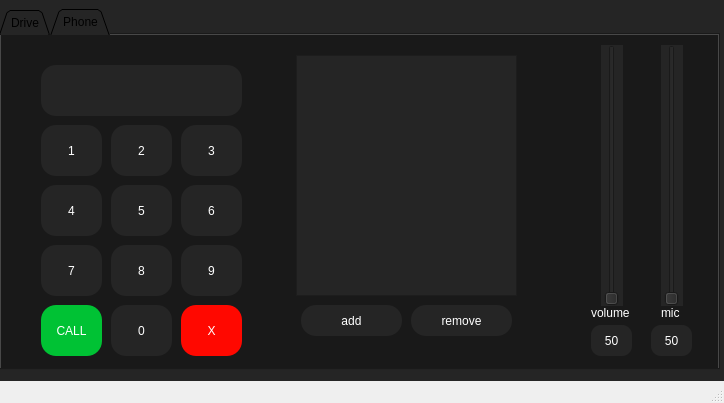
First picture: the form in Code/LoginWindow/LoginWindow/mainwindow.ui, repository ajmcint2/Team15CSE360, before the edit.
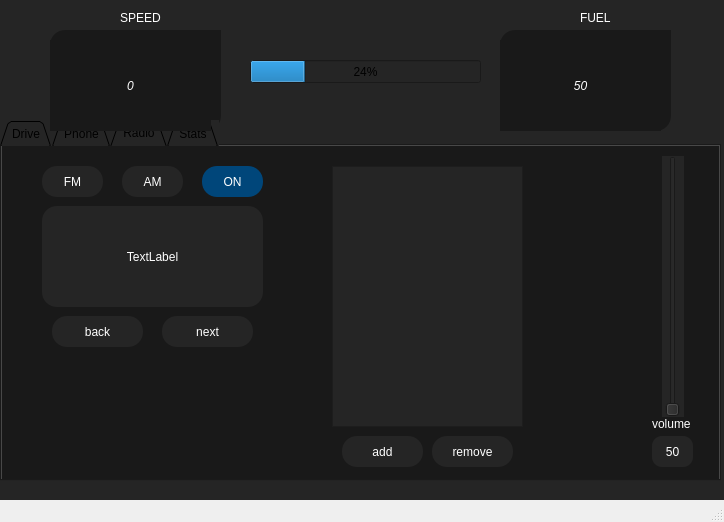
Second picture: the form after the edit.

Diff of the .ui file:
```diff
--- a/Code/LoginWindow/LoginWindow/mainwindow.ui
+++ b/Code/LoginWindow/LoginWindow/mainwindow.ui
@@ -7,7 +7,7 @@
     <x>0</x>
     <y>0</y>
     <width>724</width>
-    <height>403</height>
+    <height>522</height>
    </rect>
   </property>
   <property name="windowTitle">
@@ -20,8 +20,8 @@
    <widget class="QTabWidget" name="Controller">
     <property name="geometry">
      <rect>
-      <x>-1</x>
-      <y>9</y>
+      <x>0</x>
+      <y>120</y>
       <width>721</width>
       <height>361</height>
      </rect>
@@ -41,7 +41,7 @@
      <enum>QTabWidget::Triangular</enum>
     </property>
     <property name="currentIndex">
-     <number>1</number>
+     <number>2</number>
     </property>
     <property name="elideMode">
      <enum>Qt::ElideRight</enum>
@@ -56,114 +56,6 @@
      <attribute name="title">
       <string>Drive</string>
      </attribute>
-     <widget class="QTextBrowser" name="Speedometer">
-      <property name="geometry">
-       <rect>
-        <x>30</x>
-        <y>40</y>
-        <width>191</width>
-        <height>111</height>
-       </rect>
-      </property>
-      <property name="styleSheet">
-       <string notr="true">border-radius: 15px;
-</string>
-      </property>
-     </widget>
-     <widget class="QTextBrowser" name="FuelGauge">
-      <property name="geometry">
-       <rect>
-        <x>30</x>
-        <y>180</y>
-        <width>191</width>
-        <height>111</height>
-       </rect>
-      </property>
-      <property name="styleSheet">
-       <string notr="true">border-radius: 15px;
-</string>
-      </property>
-     </widget>
-     <widget class="QLabel" name="speed_label">
-      <property name="geometry">
-       <rect>
-        <x>30</x>
-        <y>150</y>
-        <width>59</width>
-        <height>16</height>
-       </rect>
-      </property>
-      <property name="styleSheet">
-       <string notr="true">background-color: transparent;
-color: rgb(255, 255, 255);
-font: &quot;Avenir&quot;;
-</string>
-      </property>
-      <property name="text">
-       <string>SPEED</string>
-      </property>
-     </widget>
-     <widget class="QLabel" name="fuel_label">
-      <property name="geometry">
-       <rect>
-        <x>30</x>
-        <y>290</y>
-        <width>59</width>
-        <height>16</height>
-       </rect>
-      </property>
-      <property name="styleSheet">
-       <string notr="true">background-color: transparent;
-color: rgb(255, 255, 255);
-font: &quot;Avenir&quot;;
-</string>
-      </property>
-      <property name="text">
-       <string>FUEL</string>
-      </property>
-     </widget>
-     <widget class="QLabel" name="setspeed_label">
-      <property name="geometry">
-       <rect>
-        <x>30</x>
-        <y>60</y>
-        <width>181</width>
-        <height>91</height>
-       </rect>
-      </property>
-      <property name="styleSheet">
-       <string notr="true">color: white;
-font: 25 110pt &quot;Avenir&quot;;;
-font-style: italic;</string>
-      </property>
-      <property name="text">
-       <string>0</string>
-      </property>
-      <property name="alignment">
-       <set>Qt::AlignCenter</set>
-      </property>
-     </widget>
-     <widget class="QLabel" name="setfuel_label">
-      <property name="geometry">
-       <rect>
-        <x>30</x>
-        <y>200</y>
-        <width>181</width>
-        <height>91</height>
-       </rect>
-      </property>
-      <property name="styleSheet">
-       <string notr="true">color: white;
-font: 25 110pt &quot;Avenir&quot;;;
-font-style: italic;</string>
-      </property>
-      <property name="text">
-       <string>50</string>
-      </property>
-      <property name="alignment">
-       <set>Qt::AlignCenter</set>
-      </property>
-     </widget>
      <widget class="QPushButton" name="pushButton">
       <property name="geometry">
        <rect>
@@ -276,26 +168,54 @@
        <string>R</string>
       </property>
      </widget>
-     <widget class="QLabel" name="empty">
+     <widget class="QPushButton" name="work_button">
       <property name="geometry">
        <rect>
-        <x>160</x>
+        <x>40</x>
         <y>40</y>
-        <width>61</width>
-        <height>16</height>
+        <width>231</width>
+        <height>51</height>
        </rect>
       </property>
       <property name="text">
        <string/>
       </property>
      </widget>
-     <widget class="QLabel" name="empty_2">
+     <widget class="QPushButton" name="school_button">
       <property name="geometry">
        <rect>
-        <x>160</x>
+        <x>40</x>
+        <y>110</y>
+        <width>231</width>
+        <height>51</height>
+       </rect>
+      </property>
+      <property name="styleSheet">
+       <string notr="true">#school_button{
+background-color: rgb(37, 37, 37);
+color: white;
+font: 25 36pt &quot;Avenir&quot;;
+border-radius: 15px;
+}
+
+#school_button:pressed{
+background-color: rgb(27, 27, 27);
+color: white;
+font: 25 36pt &quot;Avenir&quot;;
+border-radius: 15px;
+}</string>
+      </property>
+      <property name="text">
+       <string>School</string>
+      </property>
+     </widget>
+     <widget class="QPushButton" name="store_button">
+      <property name="geometry">
+       <rect>
+        <x>40</x>
         <y>180</y>
-        <width>61</width>
-        <height>16</height>
+        <width>231</width>
+        <height>51</height>
        </rect>
       </property>
       <property name="text">
@@ -945,7 +865,522 @@
       </property>
      </widget>
     </widget>
+    <widget class="QWidget" name="tab_3">
+     <property name="styleSheet">
+      <string notr="true">#tab_3{
+background-color: rgb(25, 25, 25);
+}</string>
+     </property>
+     <attribute name="title">
+      <string>Radio</string>
+     </attribute>
+     <widget class="QListWidget" name="radio_fmlist">
+      <property name="geometry">
+       <rect>
+        <x>330</x>
+        <y>20</y>
+        <width>191</width>
+        <height>261</height>
+       </rect>
+      </property>
+     </widget>
+     <widget class="QSlider" name="radio_slider">
+      <property name="geometry">
+       <rect>
+        <x>660</x>
+        <y>10</y>
+        <width>22</width>
+        <height>261</height>
+       </rect>
+      </property>
+      <property name="orientation">
+       <enum>Qt::Vertical</enum>
+      </property>
+     </widget>
+     <widget class="QPushButton" name="fm_button">
+      <property name="geometry">
+       <rect>
+        <x>40</x>
+        <y>20</y>
+        <width>61</width>
+        <height>31</height>
+       </rect>
+      </property>
+      <property name="styleSheet">
+       <string notr="true">#fm_button{
+background-color: rgb(37, 37, 37);
+color: white;
+font: 25 17pt &quot;Avenir&quot;;
+border-radius: 15px;
+}
+
+#fm_button:pressed{
+background-color: rgb(27, 27, 27);
+color: white;
+font: 25 17pt &quot;Avenir&quot;;
+border-radius: 15px;
+}</string>
+      </property>
+      <property name="text">
+       <string>FM</string>
+      </property>
+     </widget>
+     <widget class="QPushButton" name="am_button">
+      <property name="geometry">
+       <rect>
+        <x>120</x>
+        <y>20</y>
+        <width>61</width>
+        <height>31</height>
+       </rect>
+      </property>
+      <property name="styleSheet">
+       <string notr="true">#am_button{
+background-color: rgb(37, 37, 37);
+color: white;
+font: 25 17pt &quot;Avenir&quot;;
+border-radius: 15px;
+}
+
+#am_button:pressed{
+background-color: rgb(27, 27, 27);
+color: white;
+font: 25 17pt &quot;Avenir&quot;;
+border-radius: 15px;
+}</string>
+      </property>
+      <property name="text">
+       <string>AM</string>
+      </property>
+     </widget>
+     <widget class="QPushButton" name="add_2">
+      <property name="geometry">
+       <rect>
+        <x>340</x>
+        <y>290</y>
+        <width>81</width>
+        <height>31</height>
+       </rect>
+      </property>
+      <property name="styleSheet">
+       <string notr="true">#add_2{
+background-color: rgb(37, 37, 37);
+color: white;
+font: 25 18pt &quot;Avenir&quot;;
+border-radius: 15px;
+}
+
+#add_2:pressed{
+background-color: rgb(27, 27, 27);
+color: white;
+font: 25 18pt &quot;Avenir&quot;;
+border-radius: 15px;
+}</string>
+      </property>
+      <property name="text">
+       <string>add</string>
+      </property>
+     </widget>
+     <widget class="QPushButton" name="remove_2">
+      <property name="geometry">
+       <rect>
+        <x>430</x>
+        <y>290</y>
+        <width>81</width>
+        <height>31</height>
+       </rect>
+      </property>
+      <property name="styleSheet">
+       <string notr="true">#remove_2{
+background-color: rgb(37, 37, 37);
+color: white;
+font: 25 18pt &quot;Avenir&quot;;
+border-radius: 15px;
+}
+
+#remove_2:pressed{
+background-color: rgb(27, 27, 27);
+color: white;
+font: 25 18pt &quot;Avenir&quot;;
+border-radius: 15px;
+}</string>
+      </property>
+      <property name="text">
+       <string>remove</string>
+      </property>
+     </widget>
+     <widget class="QListWidget" name="radio_amlist">
+      <property name="geometry">
+       <rect>
+        <x>330</x>
+        <y>20</y>
+        <width>191</width>
+        <height>261</height>
+       </rect>
+      </property>
+     </widget>
+     <widget class="QLabel" name="radio_db">
+      <property name="geometry">
+       <rect>
+        <x>650</x>
+        <y>290</y>
+        <width>41</width>
+        <height>31</height>
+       </rect>
+      </property>
+      <property name="styleSheet">
+       <string notr="true">color: white;
+background-color: transparent;
+font: 25 20pt &quot;Avenir&quot;;</string>
+      </property>
+      <property name="text">
+       <string>50</string>
+      </property>
+      <property name="alignment">
+       <set>Qt::AlignCenter</set>
+      </property>
+     </widget>
+     <widget class="QTextBrowser" name="micBlock_3">
+      <property name="geometry">
+       <rect>
+        <x>650</x>
+        <y>290</y>
+        <width>41</width>
+        <height>31</height>
+       </rect>
+      </property>
+      <property name="styleSheet">
+       <string notr="true">border-radius: 10px;
+</string>
+      </property>
+     </widget>
+     <widget class="QLabel" name="radio_volumelabel">
+      <property name="geometry">
+       <rect>
+        <x>650</x>
+        <y>270</y>
+        <width>41</width>
+        <height>16</height>
+       </rect>
+      </property>
+      <property name="styleSheet">
+       <string notr="true">color: white;
+background-color: transparent;
+font: 25 12pt &quot;Avenir&quot;;</string>
+      </property>
+      <property name="text">
+       <string>volume</string>
+      </property>
+     </widget>
+     <widget class="QLabel" name="radio_label">
+      <property name="geometry">
+       <rect>
+        <x>40</x>
+        <y>60</y>
+        <width>221</width>
+        <height>101</height>
+       </rect>
+      </property>
+      <property name="styleSheet">
+       <string notr="true">#radio_label{
+background-color: rgb(37, 37, 37);
+color: white;
+font: 25 36pt &quot;Avenir&quot;;
+border-radius: 15px;
+}
+</string>
+      </property>
+      <property name="text">
+       <string>TextLabel</string>
+      </property>
+      <property name="alignment">
+       <set>Qt::AlignCenter</set>
+      </property>
+     </widget>
+     <widget class="QPushButton" name="back_button">
+      <property name="geometry">
+       <rect>
+        <x>50</x>
+        <y>170</y>
+        <width>91</width>
+        <height>31</height>
+       </rect>
+      </property>
+      <property name="styleSheet">
+       <string notr="true">#back_button{
+background-color: rgb(37, 37, 37);
+color: white;
+font: 25 18pt &quot;Avenir&quot;;
+border-radius: 15px;
+}
+
+#back_button:pressed{
+background-color: rgb(27, 27, 27);
+color: white;
+font: 25 18pt &quot;Avenir&quot;;
+border-radius: 15px;
+}</string>
+      </property>
+      <property name="text">
+       <string>back</string>
+      </property>
+     </widget>
+     <widget class="QPushButton" name="next_button">
+      <property name="geometry">
+       <rect>
+        <x>160</x>
+        <y>170</y>
+        <width>91</width>
+        <height>31</height>
+       </rect>
+      </property>
+      <property name="styleSheet">
+       <string notr="true">#next_button{
+background-color: rgb(37, 37, 37);
+color: white;
+font: 25 18pt &quot;Avenir&quot;;
+border-radius: 15px;
+}
+
+#next_button:pressed{
+background-color: rgb(27, 27, 27);
+color: white;
+font: 25 18pt &quot;Avenir&quot;;
+border-radius: 15px;
+}</string>
+      </property>
+      <property name="text">
+       <string>next</string>
+      </property>
+     </widget>
+     <widget class="QPushButton" name="radio_toggle">
+      <property name="geometry">
+       <rect>
+        <x>200</x>
+        <y>20</y>
+        <width>61</width>
+        <height>31</height>
+       </rect>
+      </property>
+      <property name="styleSheet">
+       <string notr="true">#radio_toggle{
+background-color: rgb(0, 70, 122);
+color: white;
+font: 25 17pt &quot;Avenir&quot;;
+border-radius: 15px;
+}
+
+#radio_toggle:pressed{
+background-color: rgb(0, 58, 104);
+color: white;
+font: 25 20pt &quot;Avenir&quot;;
+border-radius: 15px;
+}</string>
+      </property>
+      <property name="text">
+       <string>ON</string>
+      </property>
+     </widget>
+     <zorder>micBlock_3</zorder>
+     <zorder>remove_2</zorder>
+     <zorder>radio_fmlist</zorder>
+     <zorder>radio_slider</zorder>
+     <zorder>fm_button</zorder>
+     <zorder>am_button</zorder>
+     <zorder>add_2</zorder>
+     <zorder>radio_amlist</zorder>
+     <zorder>radio_db</zorder>
+     <zorder>radio_volumelabel</zorder>
+     <zorder>radio_label</zorder>
+     <zorder>back_button</zorder>
+     <zorder>next_button</zorder>
+     <zorder>radio_toggle</zorder>
+    </widget>
+    <widget class="QWidget" name="tab_4">
+     <property name="styleSheet">
+      <string notr="true">#tab_4{
+background-color: rgb(25, 25, 25);
+}</string>
+     </property>
+     <attribute name="title">
+      <string>Stats</string>
+     </attribute>
+    </widget>
    </widget>
+   <widget class="QLabel" name="setspeed_label">
+    <property name="geometry">
+     <rect>
+      <x>50</x>
+      <y>40</y>
+      <width>161</width>
+      <height>91</height>
+     </rect>
+    </property>
+    <property name="styleSheet">
+     <string notr="true">color: white;
+background-color: rgb(25, 25, 25);
+font: 25 100pt &quot;Avenir&quot;;;
+font-style: italic;</string>
+    </property>
+    <property name="text">
+     <string>0</string>
+    </property>
+    <property name="alignment">
+     <set>Qt::AlignCenter</set>
+    </property>
+    <property name="indent">
+     <number>0</number>
+    </property>
+   </widget>
+   <widget class="QTextBrowser" name="Speedometer">
+    <property name="geometry">
+     <rect>
+      <x>500</x>
+      <y>30</y>
+      <width>171</width>
+      <height>101</height>
+     </rect>
+    </property>
+    <property name="styleSheet">
+     <string notr="true">border-radius: 15px;
+background-color: rgb(25, 25, 25);
+</string>
+    </property>
+   </widget>
+   <widget class="QLabel" name="speed_label">
+    <property name="geometry">
+     <rect>
+      <x>120</x>
+      <y>10</y>
+      <width>51</width>
+      <height>16</height>
+     </rect>
+    </property>
+    <property name="styleSheet">
+     <string notr="true">background-color: transparent;
+color: rgb(255, 255, 255);
+font: &quot;Avenir&quot;;
+
+</string>
+    </property>
+    <property name="text">
+     <string>SPEED</string>
+    </property>
+   </widget>
+   <widget class="QLabel" name="setfuel_label">
+    <property name="geometry">
+     <rect>
+      <x>500</x>
+      <y>40</y>
+      <width>161</width>
+      <height>91</height>
+     </rect>
+    </property>
+    <property name="styleSheet">
+     <string notr="true">color: white;
+font: 25 100pt &quot;Avenir&quot;;;
+font-style: italic;
+background-color: rgb(25, 25, 25);</string>
+    </property>
+    <property name="text">
+     <string>50</string>
+    </property>
+    <property name="alignment">
+     <set>Qt::AlignCenter</set>
+    </property>
+    <property name="indent">
+     <number>0</number>
+    </property>
+   </widget>
+   <widget class="QTextBrowser" name="FuelGauge">
+    <property name="geometry">
+     <rect>
+      <x>50</x>
+      <y>30</y>
+      <width>171</width>
+      <height>101</height>
+     </rect>
+    </property>
+    <property name="styleSheet">
+     <string notr="true">border-radius: 15px;
+background-color: rgb(25, 25, 25);
+</string>
+    </property>
+   </widget>
+   <widget class="QLabel" name="fuel_label">
+    <property name="geometry">
+     <rect>
+      <x>580</x>
+      <y>10</y>
+      <width>51</width>
+      <height>16</height>
+     </rect>
+    </property>
+    <property name="styleSheet">
+     <string notr="true">background-color: transparent;
+color: rgb(255, 255, 255);
+font: &quot;Avenir&quot;;
+</string>
+    </property>
+    <property name="text">
+     <string>FUEL</string>
+    </property>
+   </widget>
+   <widget class="QLabel" name="empty">
+    <property name="geometry">
+     <rect>
+      <x>160</x>
+      <y>30</y>
+      <width>61</width>
+      <height>16</height>
+     </rect>
+    </property>
+    <property name="styleSheet">
+     <string notr="true">background-color: rgb(25, 25, 25);</string>
+    </property>
+    <property name="text">
+     <string/>
+    </property>
+   </widget>
+   <widget class="QLabel" name="empty_2">
+    <property name="geometry">
+     <rect>
+      <x>610</x>
+      <y>30</y>
+      <width>61</width>
+      <height>16</height>
+     </rect>
+    </property>
+    <property name="styleSheet">
+     <string notr="true">background-color: rgb(25, 25, 25);</string>
+    </property>
+    <property name="text">
+     <string/>
+    </property>
+   </widget>
+   <widget class="QProgressBar" name="progressBar">
+    <property name="geometry">
+     <rect>
+      <x>250</x>
+      <y>60</y>
+      <width>231</width>
+      <height>23</height>
+     </rect>
+    </property>
+    <property name="value">
+     <number>24</number>
+    </property>
+   </widget>
+   <zorder>empty_2</zorder>
+   <zorder>FuelGauge</zorder>
+   <zorder>Speedometer</zorder>
+   <zorder>Controller</zorder>
+   <zorder>setspeed_label</zorder>
+   <zorder>speed_label</zorder>
+   <zorder>setfuel_label</zorder>
+   <zorder>fuel_label</zorder>
+   <zorder>empty</zorder>
+   <zorder>progressBar</zorder>
   </widget>
   <widget class="QMenuBar" name="menubar">
    <property name="geometry">
```
Left out of the diff: 70 changed lines with no effect on the pictures.
